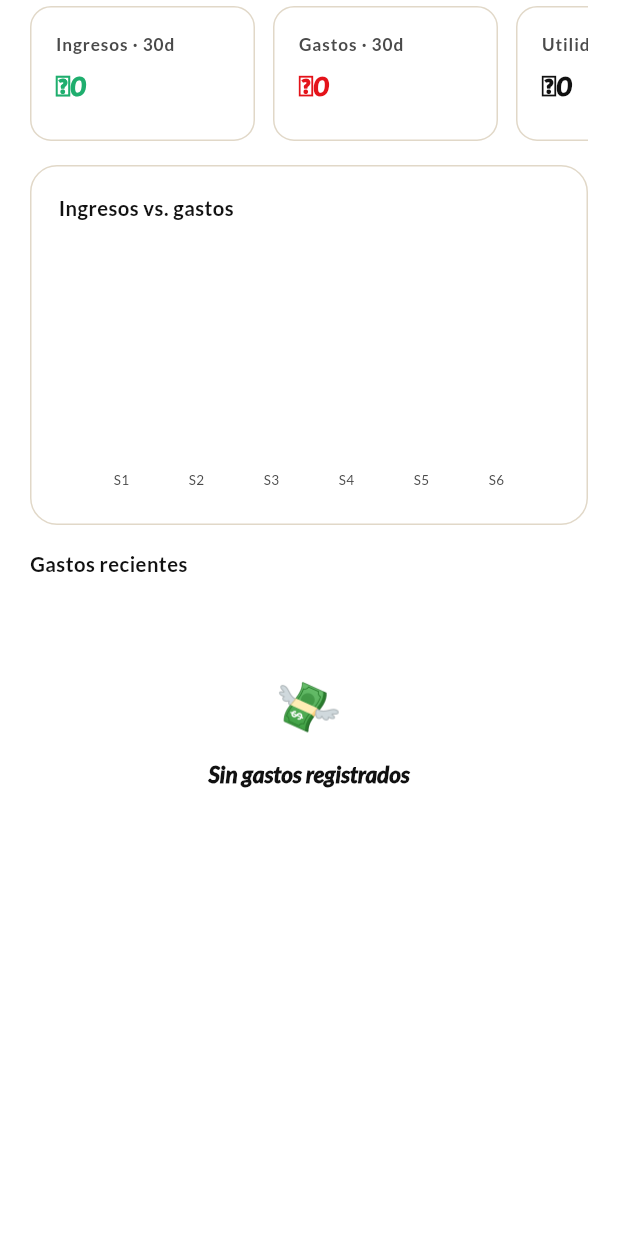
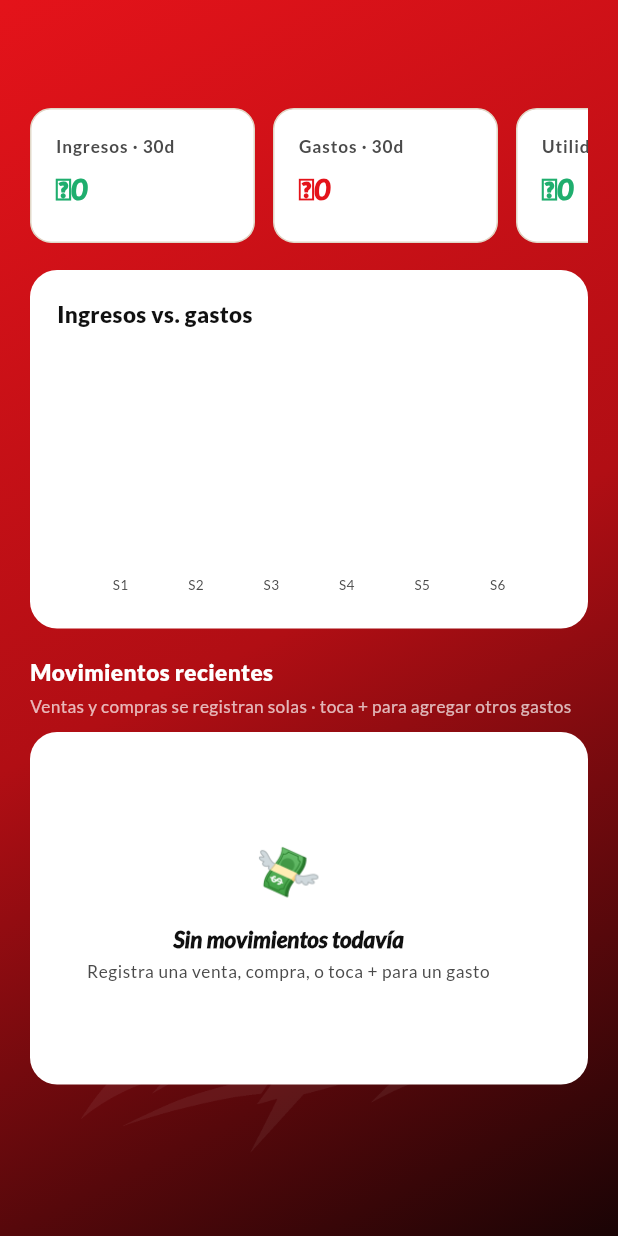
Before and after one commit to KevinRiveraRamirez/spicyApp, a Flutter app: the FinanceScreen widget shown alone on an empty page, opened directly, on a phone screen of 412 x 824 dp. Run offline on Flutter 3.47's test engine with Material 3 defaults, Android fonts, the phone set to English and light mode, and no system bars; drawn by our look-alikes of fl_chart; our stand-ins replace flutter_secure_storage, google_fonts, local_auth, supabase_flutter; accounts and stored records are empty.

Commit message:
Finanzas: movimientos automaticos de compras/ventas, categorias de gastos, colores KPI; Dashboard: alertas por categoria sin stock

```diff
--- a/frontend/lib/features/dashboard/widgets/kpi_card.dart
+++ b/frontend/lib/features/dashboard/widgets/kpi_card.dart
@@ -11,6 +11,10 @@ class KpiCard extends StatelessWidget {
   final String? delta;
   final bool positive;
   final Color? background;
+  /// Color opcional para el valor (ej. verde/rojo según si es ingreso o
+  /// gasto, o si la utilidad es positiva o negativa). Si es null, usa el
+  /// color de texto normal del tema.
+  final Color? valueColor;
   /// Ancho fijo (uso en fila con scroll horizontal, teléfono). Si es
   /// null, la tarjeta ocupa todo el espacio que le den (uso en
   /// [Expanded] dentro de una fila fija, tablet/PC).
@@ -24,6 +28,7 @@ class KpiCard extends StatelessWidget {
     this.delta,
     this.positive = true,
     this.background,
+    this.valueColor,
     this.width = 150,
     this.margin = const EdgeInsets.only(right: 12),
   });
@@ -55,8 +60,8 @@ class KpiCard extends StatelessWidget {
           Text(
             value,
             style: solid
-                ? const TextStyle(color: Colors.white, fontSize: 19, fontWeight: FontWeight.w900, fontStyle: FontStyle.italic)
-                : Theme.of(context).textTheme.headlineMedium?.copyWith(fontSize: 19),
+                ? TextStyle(color: valueColor ?? Colors.white, fontSize: 19, fontWeight: FontWeight.w900, fontStyle: FontStyle.italic)
+                : Theme.of(context).textTheme.headlineMedium?.copyWith(fontSize: 19, color: valueColor),
           ),
           if (delta != null) ...[
             const SizedBox(height: 6),
--- a/frontend/lib/features/finance/finance_screen.dart
+++ b/frontend/lib/features/finance/finance_screen.dart
@@ -3,13 +3,46 @@ import 'package:provider/provider.dart';
 import '../../core/theme/app_colors.dart';
 import '../../core/utils/formatters.dart';
 import '../../core/utils/metrics.dart';
+import '../../models/purchase.dart';
 import '../../state/app_state.dart';
 import '../../widgets/app_bottom_sheet.dart';
+import '../../widgets/brand_card.dart';
+import '../../widgets/brand_screen.dart';
 import '../../widgets/empty_state.dart';
 import '../../widgets/item_row.dart';
+import '../dashboard/widgets/kpi_card.dart';
 import 'widgets/expense_form_sheet.dart';
 import 'widgets/income_expense_chart.dart';
 
+/// Un movimiento en el estado de cuenta: puede venir de una venta, una
+/// compra, o un gasto manual ("otros gastos"). Se arman los 3 al vuelo
+/// desde los datos ya cargados (no hay tabla propia), así que siempre
+/// están al día automáticamente con lo que pasa en Ventas/Compras.
+class _Movement {
+  final DateTime date;
+  final String category;
+  final String subtitle;
+  final double amount; // positivo = ingreso (venta), negativo = gasto
+  final String emoji;
+  final Color color;
+  final VoidCallback? onTap;
+
+  const _Movement({
+    required this.date,
+    required this.category,
+    required this.subtitle,
+    required this.amount,
+    required this.emoji,
+    required this.color,
+    this.onTap,
+  });
+}
+
+/// Finanzas: mismo tratamiento de marca que Dashboard/Inventario/Ventas/
+/// Compras (fondo rojo de borde a borde vía [BrandScreen]). El
+/// historial de movimientos combina Compras y Ventas automáticamente
+/// (se actualizan solas, sin registrarlas dos veces) más los "otros
+/// gastos" que se agregan a mano desde acá (renta, transporte, etc.).
 class FinanceScreen extends StatefulWidget {
   const FinanceScreen({super.key});
 
@@ -22,65 +55,12 @@ class FinanceScreenState extends State<FinanceScreen> {
     AppBottomSheet.show(context, title: 'Nuevo gasto', child: const ExpenseFormSheet());
   }
 
-  @override
-  Widget build(BuildContext context) {
-    final app = context.watch<AppState>();
-    final rev = Metrics.sumSales(Metrics.salesInLastDays(app.sales, 30));
-    final exp = Metrics.sumExpenses(Metrics.expensesInLastDays(app.expenses, 30));
-    final purch = Metrics.sumPurchases(app.purchases, 30);
-    final profit = rev - exp - purch;
-    final list = app.expenses;
-
-    return RefreshIndicator(
-      onRefresh: app.loadAll,
-      child: ListView(
-        padding: const EdgeInsets.fromLTRB(20, 4, 20, 110),
-        children: [
-          SizedBox(
-            height: 90,
-            child: ListView(
-              scrollDirection: Axis.horizontal,
-              children: [
-                _MiniKpi(label: 'Ingresos · 30d', value: Formatters.money(rev), color: AppColors.success),
-                _MiniKpi(label: 'Gastos · 30d', value: Formatters.money(exp + purch), color: AppColors.spicyRed),
-                _MiniKpi(label: 'Utilidad neta', value: Formatters.money(profit)),
-              ],
-            ),
-          ),
-          const SizedBox(height: 16),
-          Container(
-            padding: const EdgeInsets.all(18),
-            decoration: BoxDecoration(
-              color: Theme.of(context).cardColor,
-              borderRadius: BorderRadius.circular(18),
-              border: Border.all(color: AppColors.lightBorder),
-            ),
-            child: Column(
-              crossAxisAlignment: CrossAxisAlignment.start,
-              children: [
-                Text('Ingresos vs. gastos', style: Theme.of(context).textTheme.titleMedium),
-                const SizedBox(height: 12),
-                IncomeExpenseChart(sales: app.sales, expenses: app.expenses, purchases: app.purchases),
-              ],
-            ),
-          ),
-          const SizedBox(height: 16),
-          Text('Gastos recientes', style: Theme.of(context).textTheme.titleMedium),
-          const SizedBox(height: 10),
-          if (list.isEmpty)
-            const EmptyState(emoji: '💸', title: 'Sin gastos registrados')
-          else
-            ...list.map((e) => ItemRow(
-                  leading: ItemThumb(emoji: '💳', background: AppColors.spicyRed.withOpacity(.1)),
-                  title: e.category,
-                  subtitle: '${e.description ?? ''}${e.description != null ? ' · ' : ''}${Formatters.shortDate(e.expenseDate)}',
-                  trailing: Text('-${Formatters.money(e.amount)}', style: const TextStyle(fontWeight: FontWeight.w700, fontSize: 13.5, color: AppColors.spicyRed)),
-                  onTap: () async {
+  Future<void> _confirmDeleteExpense(BuildContext context, String id, String label) async {
     final confirmed = await showDialog<bool>(
       context: context,
       builder: (ctx) => AlertDialog(
         title: const Text('¿Eliminar gasto?'),
-                        content: Text('${e.category} · ${Formatters.money(e.amount)}'),
+        content: Text(label),
         actions: [
           TextButton(onPressed: () => Navigator.of(ctx).pop(false), child: const Text('Cancelar')),
           TextButton(
@@ -91,41 +71,120 @@ class FinanceScreenState extends State<FinanceScreen> {
       ),
     );
     if (confirmed == true && context.mounted) {
-                      await context.read<AppState>().deleteExpense(e.id);
+      await context.read<AppState>().deleteExpense(id);
     }
-                  },
-                )),
+  }
+
+  @override
+  Widget build(BuildContext context) {
+    final app = context.watch<AppState>();
+    final rev = Metrics.sumSales(Metrics.salesInLastDays(app.sales, 30));
+    final exp = Metrics.sumExpenses(Metrics.expensesInLastDays(app.expenses, 30));
+    final purch = Metrics.sumPurchases(app.purchases, 30);
+    final profit = rev - exp - purch;
+
+    final movements = <_Movement>[
+      for (final s in app.sales)
+        _Movement(
+          date: s.soldAt,
+          category: 'Venta',
+          subtitle: '${Formatters.shortDateTime(s.soldAt)} · ${s.items.length} artículo(s) · ${s.paymentMethod}',
+          amount: s.total,
+          emoji: '🧾',
+          color: AppColors.success,
+        ),
+      for (final p in app.purchases)
+        _Movement(
+          date: p.orderedAt,
+          category: 'Compra · ${p.supplierName}',
+          subtitle: '${Formatters.shortDate(p.orderedAt)} · ${p.items.length} producto(s) · ${p.status.label}',
+          amount: -p.total,
+          emoji: '🚚',
+          color: AppColors.spicyRed,
+        ),
+      for (final e in app.expenses)
+        _Movement(
+          date: e.expenseDate,
+          category: e.category,
+          subtitle: '${Formatters.shortDate(e.expenseDate)}${e.description != null ? ' · ${e.description}' : ''}',
+          amount: -e.amount,
+          emoji: '💳',
+          color: AppColors.spicyRed,
+          onTap: () => _confirmDeleteExpense(context, e.id, '${e.category} · ${Formatters.money(e.amount)}'),
+        ),
+    ]..sort((a, b) => b.date.compareTo(a.date));
+
+    final screenWidth = MediaQuery.sizeOf(context).width;
+    final isWide = screenWidth >= 700;
+
+    final kpiData = [
+      (label: 'Ingresos · 30d', value: Formatters.money(rev), color: AppColors.success),
+      (label: 'Gastos · 30d', value: Formatters.money(exp + purch), color: AppColors.spicyRed),
+      (label: 'Utilidad neta', value: Formatters.money(profit), color: profit >= 0 ? AppColors.success : AppColors.spicyRed),
+    ];
+
+    final Widget kpiRow = isWide
+        ? Row(
+            children: [
+              for (int i = 0; i < kpiData.length; i++) ...[
+                if (i > 0) const SizedBox(width: 12),
+                Expanded(
+                  child: KpiCard(
+                    label: kpiData[i].label,
+                    value: kpiData[i].value,
+                    valueColor: kpiData[i].color,
+                    width: null,
+                    margin: EdgeInsets.zero,
+                  ),
+                ),
+              ],
+            ],
+          )
+        : SizedBox(
+            height: 90,
+            child: ListView(
+              scrollDirection: Axis.horizontal,
+              children: [
+                for (final k in kpiData) KpiCard(label: k.label, value: k.value, valueColor: k.color),
               ],
             ),
           );
-  }
-}
 
-class _MiniKpi extends StatelessWidget {
-  final String label;
-  final String value;
-  final Color? color;
-  const _MiniKpi({required this.label, required this.value, this.color});
-
-  @override
-  Widget build(BuildContext context) {
-    return Container(
-      width: 150,
-      margin: const EdgeInsets.only(right: 12),
-      padding: const EdgeInsets.all(16),
-      decoration: BoxDecoration(
-        color: Theme.of(context).cardColor,
-        borderRadius: BorderRadius.circular(14),
-        border: Border.all(color: AppColors.lightBorder),
+    return BrandScreen(
+      onRefresh: app.loadAll,
+      // Igual que Inventario/Ventas/Compras: sin centrado vertical
+      // (solo el Dashboard lo usa).
+      centerWhenShort: false,
+      children: [
+        kpiRow,
+        const SizedBox(height: 18),
+        BrandCard(
+          title: 'Ingresos vs. gastos',
+          child: IncomeExpenseChart(sales: app.sales, expenses: app.expenses, purchases: app.purchases),
         ),
-      child: Column(
-        crossAxisAlignment: CrossAxisAlignment.start,
-        children: [
-          Text(label, style: Theme.of(context).textTheme.titleSmall),
-          const SizedBox(height: 8),
-          Text(value, style: Theme.of(context).textTheme.headlineMedium?.copyWith(fontSize: 18, color: color)),
+        const SizedBox(height: 18),
+        const Text('Movimientos recientes',
+            style: TextStyle(color: Colors.white, fontSize: 15, fontWeight: FontWeight.w800)),
+        const SizedBox(height: 4),
+        const Text('Ventas y compras se registran solas · toca + para agregar otros gastos',
+            style: TextStyle(color: Colors.white70, fontSize: 11.5)),
+        const SizedBox(height: 10),
+        if (movements.isEmpty)
+          const BrandCard(
+            child: EmptyState(emoji: '💸', title: 'Sin movimientos todavía', subtitle: 'Registra una venta, compra, o toca + para un gasto'),
+          )
+        else
+          ...movements.map((m) => ItemRow(
+                leading: ItemThumb(emoji: m.emoji, background: m.color.withOpacity(.1)),
+                title: m.category,
+                subtitle: m.subtitle,
+                trailing: Text(
+                  '${m.amount >= 0 ? '+' : '-'}${Formatters.money(m.amount.abs())}',
+                  style: TextStyle(fontWeight: FontWeight.w700, fontSize: 13.5, color: m.color),
+                ),
+                onTap: m.onTap,
+              )),
       ],
-      ),
     );
   }
 }
--- a/frontend/lib/features/finance/widgets/expense_form_sheet.dart
+++ b/frontend/lib/features/finance/widgets/expense_form_sheet.dart
@@ -3,7 +3,7 @@ import 'package:provider/provider.dart';
 import '../../../models/expense.dart';
 import '../../../state/app_state.dart';
 
-const kExpenseCategories = ['Renta', 'Nómina', 'Maquila/Estampado', 'Marketing', 'Envíos', 'Otro'];
+const kExpenseCategories = ['Compra', 'Venta', 'Marketing', 'Transporte/Envíos', 'Otro'];
 
 class ExpenseFormSheet extends StatefulWidget {
   const ExpenseFormSheet({super.key});
```
Also changed, not shown: frontend/lib/core/utils/metrics.dart (+13 -0 lines), frontend/lib/features/dashboard/dashboard_screen.dart (+70 -37 lines), frontend/lib/features/shell/root_shell.dart (+6 -6 lines). Lines whose indentation alone changed are shown as unchanged.
